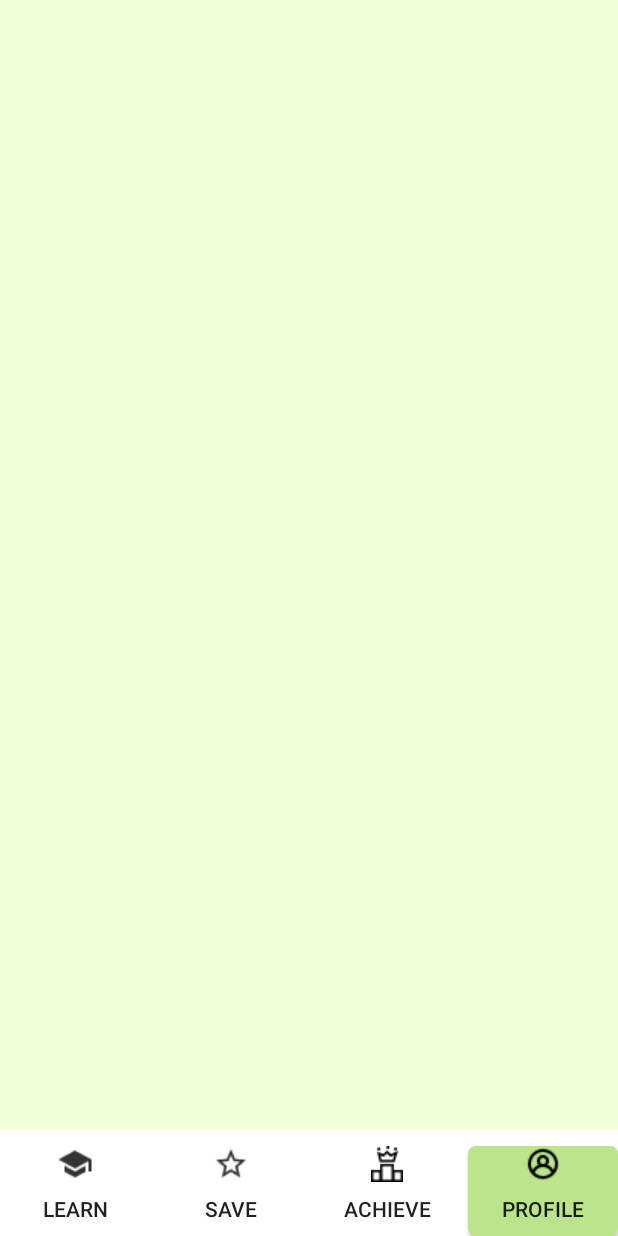
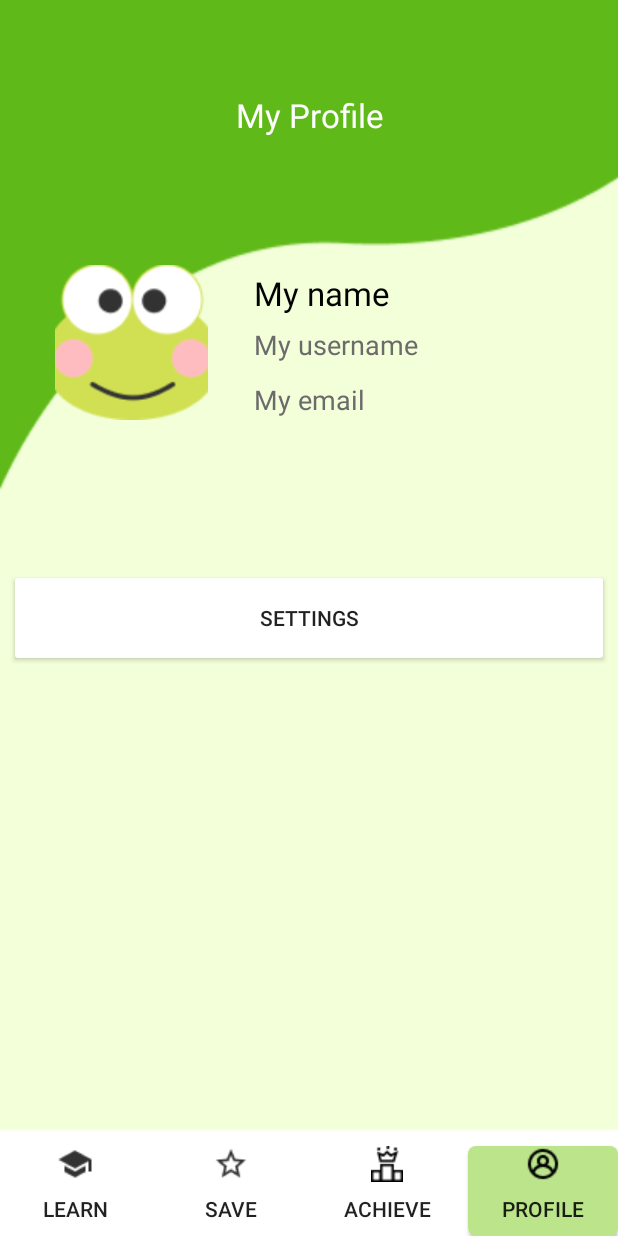
Before and after one commit to yujiaen1999/ClearMind, an Android app: the layout activity_profile.xml on its own in the app's theme, with its tools: preview values and no code run, on a phone screen of 412 x 824 dp. Run offline under Robolectric (Android 15) with nearby library versions, the phone set to English and light mode, and no system bars.

Commit message:
add user info in profile page

```diff
--- a/app/src/main/java/com/example/clearmind/LearnActivity.java
+++ b/app/src/main/java/com/example/clearmind/LearnActivity.java
@@ -13,10 +13,13 @@ public class LearnActivity extends AppCompatActivity {
     private Button achieve_button;
     private Button profile_button;
 
+    private String username;
+
     protected void onCreate(Bundle savedInstanceState) {
         super.onCreate(savedInstanceState);
         setContentView(R.layout.activity_learn);
         Intent intent = getIntent();
+        this.username = intent.getStringExtra("username");
 
         save_button = (Button) findViewById(R.id.button_save);
         achieve_button = (Button) findViewById(R.id.button_achieve);
@@ -57,6 +60,7 @@ public class LearnActivity extends AppCompatActivity {
 
     public void openProfileActivity(){
         Intent intent = new Intent(this,ProfileActivity.class);
+        intent.putExtra("username", username);
         startActivity(intent);
     }
 }
--- a/app/src/main/java/com/example/clearmind/RegisterActivity.java
+++ b/app/src/main/java/com/example/clearmind/RegisterActivity.java
@@ -61,7 +61,7 @@ public class RegisterActivity extends AppCompatActivity {
                 }
 
                 if (toMainPage){
-                    Intent intent = new Intent(getApplicationContext(), LearnActivity.class);
+                    Intent intent = new Intent(getApplicationContext(), LoginActivity.class);
 //                    intent.putExtra("username", username);
                     startActivity(intent);  //go to main page (activity)
                 }
--- a/app/src/main/res/layout/activity_profile.xml
+++ b/app/src/main/res/layout/activity_profile.xml
@@ -4,7 +4,89 @@
     xmlns:tools="http://schemas.android.com/tools"
     android:layout_width="match_parent"
     android:layout_height="match_parent"
-    android:background="@drawable/background" >
+    android:background="@drawable/background_profile" >
+
+    <TextView
+        android:id="@+id/welcome_title"
+        android:layout_width="390dp"
+        android:layout_height="48dp"
+        android:text="My Profile"
+        android:textAlignment="center"
+        android:textAppearance="@style/TextAppearance.AppCompat.Large"
+        android:textColor="#FFFFFF"
+        app:layout_constraintBottom_toBottomOf="parent"
+        app:layout_constraintEnd_toEndOf="parent"
+        app:layout_constraintStart_toStartOf="parent"
+        app:layout_constraintTop_toTopOf="parent"
+        app:layout_constraintVertical_bias="0.080" />
+
+
+    <ImageView
+        android:id="@+id/imageView2"
+        android:layout_width="126dp"
+        android:layout_height="103dp"
+        app:layout_constraintBottom_toBottomOf="parent"
+        app:layout_constraintEnd_toEndOf="parent"
+        app:layout_constraintHorizontal_bias="0.087"
+        app:layout_constraintStart_toStartOf="parent"
+        app:layout_constraintTop_toTopOf="parent"
+        app:layout_constraintVertical_bias="0.245"
+        app:srcCompat="@drawable/user_photo"
+        tools:ignore="MissingConstraints" />
+
+    <TextView
+        android:id="@+id/name_show"
+        android:layout_width="200dp"
+        android:layout_height="32dp"
+        android:text="My name"
+        android:textAppearance="@style/TextAppearance.AppCompat.Large"
+        android:textColor="#000000"
+        app:layout_constraintBottom_toBottomOf="parent"
+        app:layout_constraintEnd_toEndOf="parent"
+        app:layout_constraintHorizontal_bias="0.8"
+        app:layout_constraintStart_toStartOf="parent"
+        app:layout_constraintTop_toTopOf="parent"
+        app:layout_constraintVertical_bias="0.228" />
+
+    <TextView
+        android:id="@+id/username_show"
+        android:layout_width="200dp"
+        android:layout_height="32dp"
+        android:text="My username"
+        android:textAppearance="@style/TextAppearance.AppCompat.Medium"
+        android:textColor="#6C6B6B"
+        app:layout_constraintBottom_toBottomOf="parent"
+        app:layout_constraintEnd_toEndOf="parent"
+        app:layout_constraintHorizontal_bias="0.8"
+        app:layout_constraintStart_toStartOf="parent"
+        app:layout_constraintTop_toTopOf="parent"
+        app:layout_constraintVertical_bias="0.274" />
+
+    <TextView
+        android:id="@+id/email_show"
+        android:layout_width="200dp"
+        android:layout_height="32dp"
+        android:text="My email"
+        android:textAppearance="@style/TextAppearance.AppCompat.Medium"
+        android:textColor="#6C6B6B"
+        app:layout_constraintBottom_toBottomOf="parent"
+        app:layout_constraintEnd_toEndOf="parent"
+        app:layout_constraintHorizontal_bias="0.8"
+        app:layout_constraintStart_toStartOf="parent"
+        app:layout_constraintTop_toTopOf="parent"
+        app:layout_constraintVertical_bias="0.321" />
+
+    <Button
+        android:id="@+id/setting_button"
+        android:layout_width="400dp"
+        android:layout_height="65dp"
+        android:text="Settings"
+        app:backgroundTint="#FFFFFF"
+        app:layout_constraintBottom_toBottomOf="parent"
+        app:layout_constraintEnd_toEndOf="parent"
+        app:layout_constraintHorizontal_bias="0.497"
+        app:layout_constraintStart_toStartOf="parent"
+        app:layout_constraintTop_toTopOf="parent" />
 
     <Button
         android:id="@+id/button_learn"
```
Also changed, not shown: app/src/main/java/com/example/clearmind/ProfileActivity.java (+68 -1 lines), app/src/main/res/drawable/background_profile.png (added), app/src/main/res/drawable/icon_setting.png (added), app/src/main/res/drawable/user_photo.png (added).
